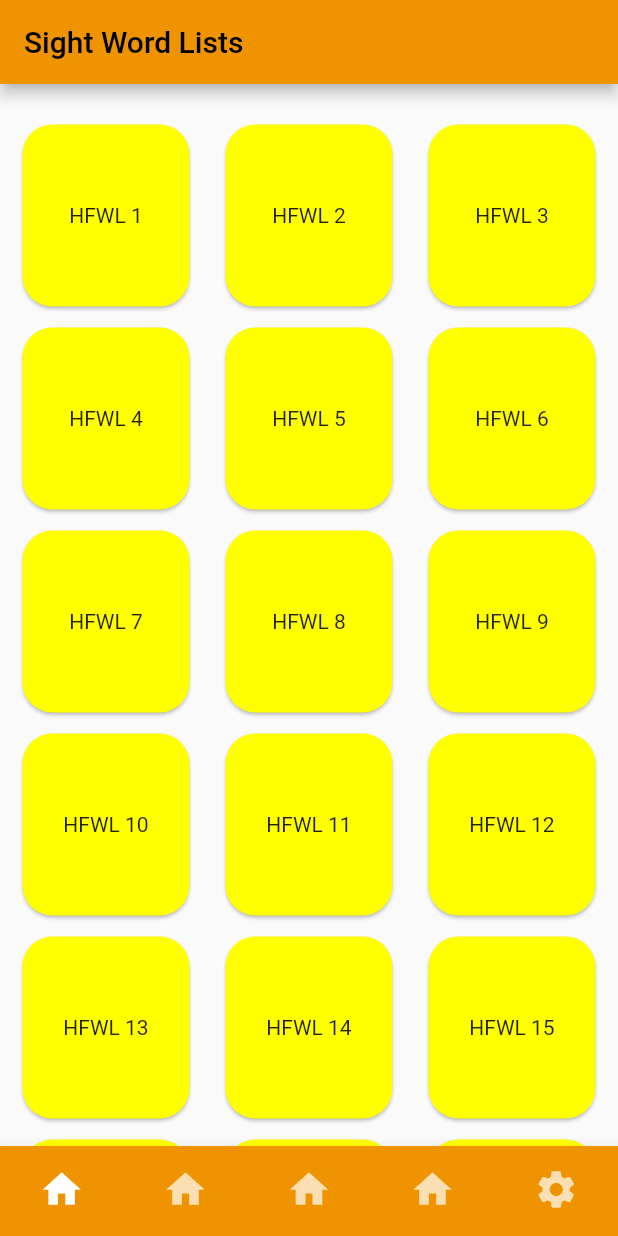
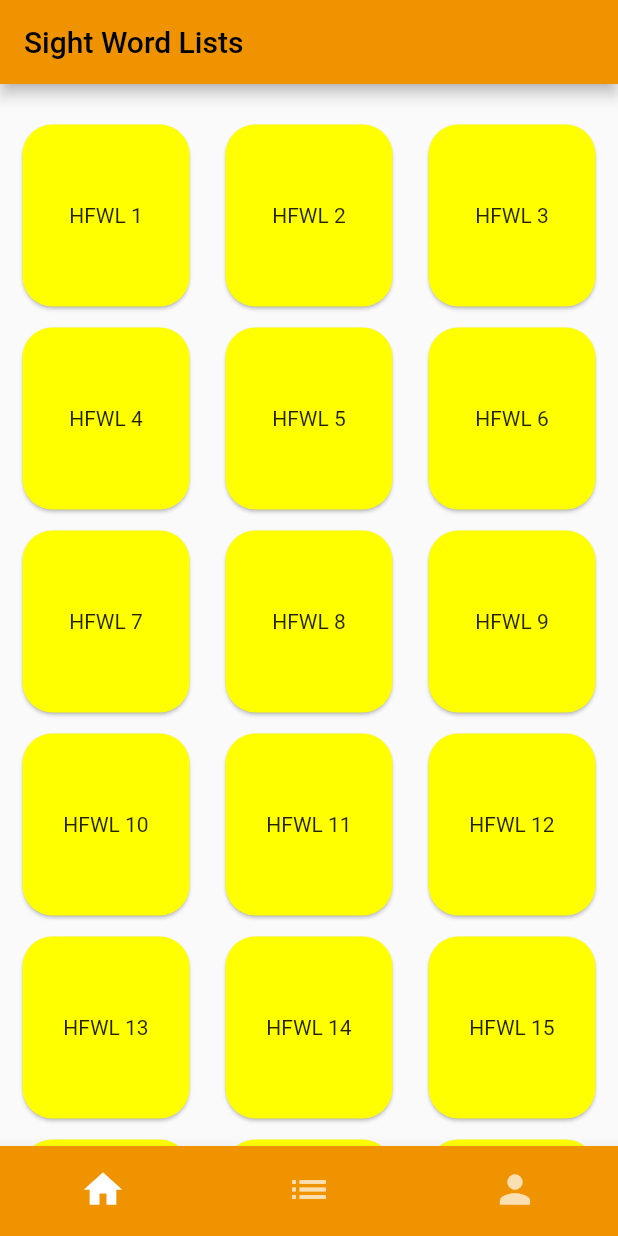
Before and after one commit to myronjhicks/ht-flutter, a Flutter app: the screen it shows after launch, on a phone screen of 412 x 824 dp. Run offline on Flutter 3.47's test engine with Material 2 defaults, Android fonts, the phone set to English and light mode, and no system bars.

Commit message:
remove some items from navigation bar

```diff
--- a/lib/main.dart
+++ b/lib/main.dart
@@ -35,13 +35,7 @@ class _HomeScaffoldState extends State<HomeScaffold> {
   int _selectedIndex = 0;
   String pageTitle = 'Hicks Techniques';
 
-  final titles = [
-    'Sight Word Lists',
-    'Sight Words',
-    'Game',
-    'Blog',
-    'Settings'
-  ];
+  final titles = ['Sight Word Lists', 'Sight Words', 'Settings'];
 
   final screens = [
     ListsPage(),
--- a/lib/widgets/bottom_navigation.dart
+++ b/lib/widgets/bottom_navigation.dart
@@ -5,8 +5,6 @@ final bottomNavigatiomBarItems = <BottomNavigationBarItem>[
     icon: Icon(Icons.home),
     label: 'Home',
   ),
-  BottomNavigationBarItem(icon: Icon(Icons.home), label: 'Home'),
-  BottomNavigationBarItem(icon: Icon(Icons.home), label: 'Home'),
-  BottomNavigationBarItem(icon: Icon(Icons.home), label: 'Home'),
-  BottomNavigationBarItem(icon: Icon(Icons.settings), label: 'Settings')
+  BottomNavigationBarItem(icon: Icon(Icons.list), label: 'Home'),
+  BottomNavigationBarItem(icon: Icon(Icons.person), label: 'Settings')
 ];
```
